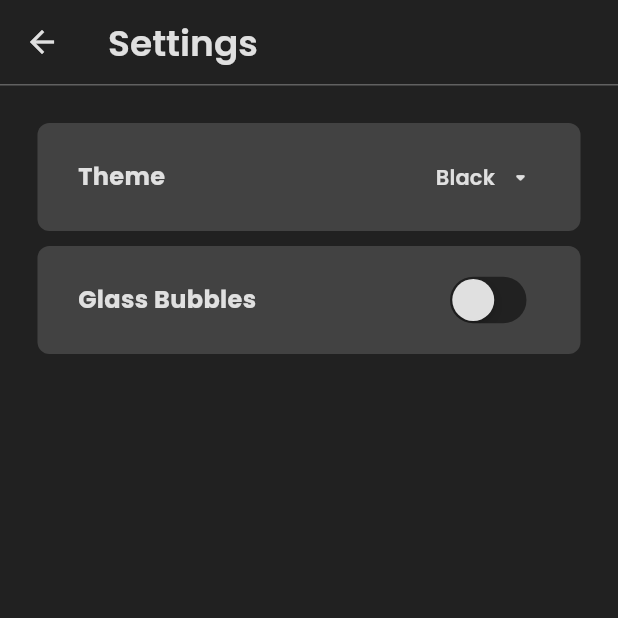
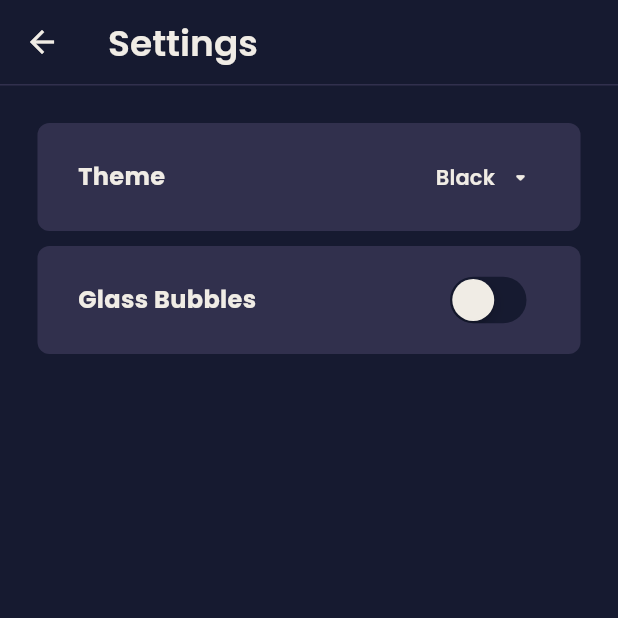
Before and after one commit to erdemonat/private_chat, a Flutter app: the SettingsScreen screen opened directly, on a phone screen of 412 x 824 dp, the top half of it. Run offline on Flutter 3.47's test engine with Material 3 defaults, Android fonts, the phone set to English and light mode, and no system bars; our stand-ins replace cached_network_image, cloud_firestore, emoji_picker_flutter, firebase_auth, firebase_core, firebase_storage and 4 more; accounts and stored records are empty; generated files the repository leaves out were written again; network calls fail.

Commit message:
theme and navigation functions

```diff
--- a/lib/components/profile_avatar.dart
+++ b/lib/components/profile_avatar.dart
@@ -29,6 +29,7 @@ class ProfileAvatar extends StatelessWidget {
           child: IconButton(
             onPressed: onUpdatePhoto,
             icon: const Icon(Icons.camera_alt_outlined, size: 25),
+            color: Theme.of(context).colorScheme.inversePrimary,
           ),
         )
       ],
--- a/lib/screens/settings.dart
+++ b/lib/screens/settings.dart
@@ -1,5 +1,6 @@
 import 'package:flutter/cupertino.dart';
 import 'package:flutter/material.dart';
+import 'package:privatechat/screens/demo_chatscreen.dart';
 import 'package:privatechat/theme/constants.dart';
 import 'package:privatechat/components/theme_setting_tile.dart';
 import 'package:privatechat/theme/theme_provider.dart';
--- a/lib/theme/theme.dart
+++ b/lib/theme/theme.dart
@@ -1,33 +1,51 @@
 import 'package:flutter/material.dart';
 import 'package:google_fonts/google_fonts.dart';
 
+const Color customBlueDark = Color(0xFFF6B17A);
+const Color customBlueLight = Color(0xFF910A67);
+const Color customBlueHighContrast = Color(0xFF16FF00);
+
+extension CustomColors on ThemeData {
+  Color get customColor {
+    if (colorScheme.brightness == Brightness.dark &&
+        scaffoldBackgroundColor == Colors.black) {
+      return customBlueHighContrast;
+    } else if (colorScheme.brightness == Brightness.dark) {
+      return customBlueDark;
+    } else {
+      return customBlueLight;
+    }
+  }
+}
+
 ThemeData blackTheme = ThemeData(
   textTheme: GoogleFonts.poppinsTextTheme(),
-  scaffoldBackgroundColor: Colors.grey.shade900,
-  dialogBackgroundColor: Colors.grey.shade900,
-  focusColor: Colors.grey.shade300,
-  dividerColor: Colors.grey.shade300,
-  highlightColor: Colors.grey.shade300,
-  colorScheme: ColorScheme.dark(
-    surface: Colors.grey.shade900,
-    primary: Colors.grey.shade800,
-    secondary: Colors.grey.shade500,
-    tertiary: Colors.grey.shade300,
-    inversePrimary: Colors.grey.shade300,
-    onSurface: Colors.grey.shade300,
-    outlineVariant: Colors.grey.shade700,
+  scaffoldBackgroundColor: const Color(0xFF161A30),
+  dialogBackgroundColor: const Color(0xFF161A30),
+  focusColor: const Color(0xFFF0ECE5),
+  dividerColor: const Color(0xFFF0ECE5),
+  highlightColor: const Color(0xFFF0ECE5),
+  colorScheme: const ColorScheme.dark(
+    error: customBlueDark,
+    surface: Color(0xFF161A30),
+    primary: Color(0xFF31304D),
+    secondary: Color(0xFFB6BBC4),
+    tertiary: Color(0xFFF0ECE5),
+    inversePrimary: Color(0xFFF0ECE5),
+    onSurface: Color(0xFFF0ECE5),
+    outlineVariant: Color(0xFF31304D),
   ),
   textSelectionTheme: TextSelectionThemeData(
-    cursorColor: Colors.grey.shade300,
-    selectionColor: Colors.grey.shade900.withOpacity(0.4),
-    selectionHandleColor: Colors.grey.shade300,
+    cursorColor: const Color(0xFFF0ECE5),
+    selectionColor: const Color(0xFF161A30).withOpacity(0.4),
+    selectionHandleColor: const Color(0xFFF0ECE5),
   ),
-  snackBarTheme: SnackBarThemeData(
-    backgroundColor: Colors.grey.shade800,
+  snackBarTheme: const SnackBarThemeData(
+    backgroundColor: Color(0xFF31304D),
     contentTextStyle: TextStyle(
-      color: Colors.grey.shade300,
+      color: Color(0xFFF0ECE5),
     ),
-    shape: const RoundedRectangleBorder(
+    shape: RoundedRectangleBorder(
       borderRadius: BorderRadius.only(
         topLeft: Radius.circular(12),
         topRight: Radius.circular(12),
@@ -39,33 +57,35 @@ ThemeData blackTheme = ThemeData(
 );
 
 // light mode
+
 ThemeData whiteTheme = ThemeData(
   textTheme: GoogleFonts.poppinsTextTheme(),
-  scaffoldBackgroundColor: Colors.grey.shade200,
-  dialogBackgroundColor: Colors.grey.shade300,
-  focusColor: Colors.grey.shade900,
-  dividerColor: Colors.grey.shade900,
-  highlightColor: Colors.grey.shade900,
-  colorScheme: ColorScheme.light(
-    surface: Colors.grey.shade200,
-    primary: Colors.grey.shade500,
-    secondary: Colors.grey.shade700,
-    tertiary: Colors.grey.shade900,
-    inversePrimary: Colors.grey.shade900,
-    onSurface: Colors.grey.shade900,
-    outlineVariant: Colors.grey.shade800,
+  scaffoldBackgroundColor: const Color(0xFFFDF7E4),
+  dialogBackgroundColor: const Color(0xFFFAEED1),
+  focusColor: const Color(0xFFBBAB8C),
+  dividerColor: const Color(0xFFBBAB8C),
+  highlightColor: const Color(0xFFBBAB8C),
+  colorScheme: const ColorScheme.light(
+    error: customBlueLight,
+    surface: Color(0xFFFDF7E4),
+    primary: Color(0xFFDED0B6),
+    secondary: Color(0xFFBBAB8C),
+    tertiary: Color(0xFF3E3232),
+    inversePrimary: Color(0xFF3E3232),
+    onSurface: Color(0xFF3E3232),
+    outlineVariant: Color(0xFFDED0B6),
   ),
   textSelectionTheme: TextSelectionThemeData(
-    cursorColor: Colors.grey.shade900,
-    selectionColor: Colors.grey.shade200.withOpacity(0.4),
-    selectionHandleColor: Colors.grey.shade900,
+    cursorColor: const Color(0xFFBBAB8C),
+    selectionColor: const Color(0xFFFDF7E4).withOpacity(0.4),
+    selectionHandleColor: const Color(0xFFBBAB8C),
   ),
-  snackBarTheme: SnackBarThemeData(
-    backgroundColor: Colors.grey.shade500,
+  snackBarTheme: const SnackBarThemeData(
+    backgroundColor: Color(0xFFDED0B6),
     contentTextStyle: TextStyle(
-      color: Colors.grey.shade900,
+      color: Color(0xFFBBAB8C),
     ),
-    shape: const RoundedRectangleBorder(
+    shape: RoundedRectangleBorder(
       borderRadius: BorderRadius.only(
         topLeft: Radius.circular(12),
         topRight: Radius.circular(12),
@@ -78,32 +98,33 @@ ThemeData whiteTheme = ThemeData(
 
 ThemeData highContrastTheme = ThemeData(
   textTheme: GoogleFonts.poppinsTextTheme(),
-  scaffoldBackgroundColor: Colors.black,
-  dialogBackgroundColor: Colors.black,
-  dividerColor: Colors.black,
-  highlightColor: Colors.black,
+  scaffoldBackgroundColor: const Color(0xFF000000), // #000000
+  dialogBackgroundColor: const Color(0xFF000000), // #000000
+  dividerColor: const Color(0xFFFFFFFF), // White for high contrast
+  highlightColor: const Color(0xFFFFFFFF), // White for high contrast
   colorScheme: const ColorScheme.dark(
-    surface: Colors.black,
-    primary: Colors.blue,
-    secondary: Colors.amber,
-    tertiary: Colors.red,
+    surface: Color(0xFF000000), // #000000
+    primary: Color.fromARGB(255, 7, 0, 112), // #0F6292
+    secondary: Color(0xFF16FF00), // #16FF00
+    tertiary: Color(0xFFFFED00), // #FFED00
     inversePrimary: Colors.white,
     onSurface: Colors.white,
-    outlineVariant: Colors.yellow,
-    error: Colors.amber,
+    outlineVariant: Color(0xFFFFED00), // #FFED00
+    error: Color(0xFFFF0000), // Bright red for high contrast
   ),
   iconTheme: const IconThemeData(
-    color: Colors.amber,
+    color: Color(0xFF16FF00), // #16FF00
   ),
-  textSelectionTheme: const TextSelectionThemeData(
-    cursorColor: Colors.red,
-    selectionColor: Colors.black45,
-    selectionHandleColor: Colors.red,
+  textSelectionTheme: TextSelectionThemeData(
+    cursorColor: const Color(0xFFFFED00), // #FFED00
+    selectionColor: const Color(0xFF000000)
+        .withOpacity(0.4), // #000000 with opacity for better visibility
+    selectionHandleColor: const Color(0xFFFFED00), // #FFED00
   ),
   snackBarTheme: const SnackBarThemeData(
-    backgroundColor: Colors.amber,
+    backgroundColor: Color(0xFF16FF00), // #16FF00
     contentTextStyle: TextStyle(
-      color: Colors.red,
+      color: Color(0xFF000000), // #000000 for high contrast
     ),
     shape: RoundedRectangleBorder(
       borderRadius: BorderRadius.only(
```
Also changed, not shown: lib/custom_streams/get_last_message_builder.dart (+6 -4 lines), lib/model/auth_form.dart (+7 -1 lines), lib/screens/chat.dart (+43 -2 lines), lib/screens/demo_chatscreen.dart (+10 -4 lines).
